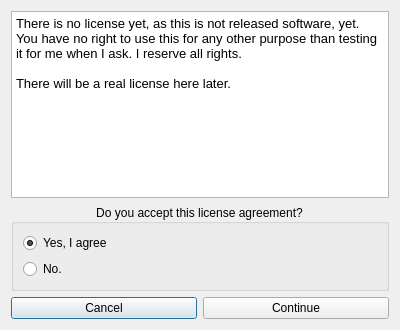
First picture: the form in licensedialog.ui, repository RealGrep/QMentat, before the edit.
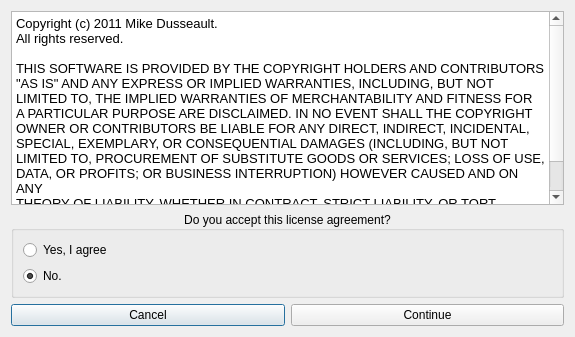
Second picture: the form after the edit.

Commit message: * Small update to the license dialog stuff.

Patch:
```diff
--- a/licensedialog.ui
+++ b/licensedialog.ui
@@ -6,8 +6,8 @@
    <rect>
     <x>0</x>
     <y>0</y>
-    <width>400</width>
-    <height>330</height>
+    <width>575</width>
+    <height>337</height>
    </rect>
   </property>
   <property name="windowTitle">
@@ -27,9 +27,20 @@
 &lt;html&gt;&lt;head&gt;&lt;meta name=&quot;qrichtext&quot; content=&quot;1&quot; /&gt;&lt;style type=&quot;text/css&quot;&gt;
 p, li { white-space: pre-wrap; }
 &lt;/style&gt;&lt;/head&gt;&lt;body style=&quot; font-family:'Sans'; font-size:10pt; font-weight:400; font-style:normal;&quot;&gt;
-&lt;p style=&quot; margin-top:0px; margin-bottom:0px; margin-left:0px; margin-right:0px; -qt-block-indent:0; text-indent:0px;&quot;&gt;There is no license yet, as this is not released software, yet. You have no right to use this for any other purpose than testing it for me when I ask. I reserve all rights.&lt;/p&gt;
+&lt;p style=&quot; margin-top:0px; margin-bottom:0px; margin-left:0px; margin-right:0px; -qt-block-indent:0; text-indent:0px;&quot;&gt;Copyright (c) 2011 Mike Dusseault.&lt;/p&gt;
+&lt;p style=&quot; margin-top:0px; margin-bottom:0px; margin-left:0px; margin-right:0px; -qt-block-indent:0; text-indent:0px;&quot;&gt;All rights reserved.&lt;/p&gt;
 &lt;p style=&quot;-qt-paragraph-type:empty; margin-top:0px; margin-bottom:0px; margin-left:0px; margin-right:0px; -qt-block-indent:0; text-indent:0px;&quot;&gt;&lt;/p&gt;
-&lt;p style=&quot; margin-top:0px; margin-bottom:0px; margin-left:0px; margin-right:0px; -qt-block-indent:0; text-indent:0px;&quot;&gt;There will be a real license here later.&lt;/p&gt;&lt;/body&gt;&lt;/html&gt;</string>
+&lt;p style=&quot; margin-top:0px; margin-bottom:0px; margin-left:0px; margin-right:0px; -qt-block-indent:0; text-indent:0px;&quot;&gt;THIS SOFTWARE IS PROVIDED BY THE COPYRIGHT HOLDERS AND CONTRIBUTORS&lt;/p&gt;
+&lt;p style=&quot; margin-top:0px; margin-bottom:0px; margin-left:0px; margin-right:0px; -qt-block-indent:0; text-indent:0px;&quot;&gt;&amp;quot;AS IS&amp;quot; AND ANY EXPRESS OR IMPLIED WARRANTIES, INCLUDING, BUT NOT&lt;/p&gt;
+&lt;p style=&quot; margin-top:0px; margin-bottom:0px; margin-left:0px; margin-right:0px; -qt-block-indent:0; text-indent:0px;&quot;&gt;LIMITED TO, THE IMPLIED WARRANTIES OF MERCHANTABILITY AND FITNESS FOR&lt;/p&gt;
+&lt;p style=&quot; margin-top:0px; margin-bottom:0px; margin-left:0px; margin-right:0px; -qt-block-indent:0; text-indent:0px;&quot;&gt;A PARTICULAR PURPOSE ARE DISCLAIMED. IN NO EVENT SHALL THE COPYRIGHT&lt;/p&gt;
+&lt;p style=&quot; margin-top:0px; margin-bottom:0px; margin-left:0px; margin-right:0px; -qt-block-indent:0; text-indent:0px;&quot;&gt;OWNER OR CONTRIBUTORS BE LIABLE FOR ANY DIRECT, INDIRECT, INCIDENTAL,&lt;/p&gt;
+&lt;p style=&quot; margin-top:0px; margin-bottom:0px; margin-left:0px; margin-right:0px; -qt-block-indent:0; text-indent:0px;&quot;&gt;SPECIAL, EXEMPLARY, OR CONSEQUENTIAL DAMAGES (INCLUDING, BUT NOT&lt;/p&gt;
+&lt;p style=&quot; margin-top:0px; margin-bottom:0px; margin-left:0px; margin-right:0px; -qt-block-indent:0; text-indent:0px;&quot;&gt;LIMITED TO, PROCUREMENT OF SUBSTITUTE GOODS OR SERVICES; LOSS OF USE,&lt;/p&gt;
+&lt;p style=&quot; margin-top:0px; margin-bottom:0px; margin-left:0px; margin-right:0px; -qt-block-indent:0; text-indent:0px;&quot;&gt;DATA, OR PROFITS; OR BUSINESS INTERRUPTION) HOWEVER CAUSED AND ON ANY&lt;/p&gt;
+&lt;p style=&quot; margin-top:0px; margin-bottom:0px; margin-left:0px; margin-right:0px; -qt-block-indent:0; text-indent:0px;&quot;&gt;THEORY OF LIABILITY, WHETHER IN CONTRACT, STRICT LIABILITY, OR TORT&lt;/p&gt;
+&lt;p style=&quot; margin-top:0px; margin-bottom:0px; margin-left:0px; margin-right:0px; -qt-block-indent:0; text-indent:0px;&quot;&gt;(INCLUDING NEGLIGENCE OR OTHERWISE) ARISING IN ANY WAY OUT OF THE USE&lt;/p&gt;
+&lt;p style=&quot; margin-top:0px; margin-bottom:0px; margin-left:0px; margin-right:0px; -qt-block-indent:0; text-indent:0px;&quot;&gt;OF THIS SOFTWARE, EVEN IF ADVISED OF THE POSSIBILITY OF SUCH DAMAGE.&lt;/p&gt;&lt;/body&gt;&lt;/html&gt;</string>
      </property>
     </widget>
    </item>
@@ -51,7 +62,7 @@
          <string>Yes, I agree</string>
         </property>
         <property name="checked">
-         <bool>true</bool>
+         <bool>false</bool>
         </property>
        </widget>
       </item>
@@ -60,6 +71,9 @@
         <property name="text">
          <string>No.</string>
         </property>
+        <property name="checked">
+         <bool>true</bool>
+        </property>
        </widget>
       </item>
      </layout>
```
Left out of the diff: 2 changed lines with no effect on the pictures. The commit also changes 3 other files.
